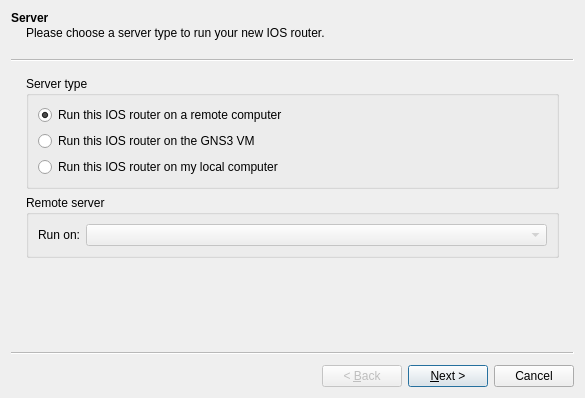
The window that gns3/modules/dynamips/ui/ios_router_wizard.ui (GNS3/gns3-gui) describes before a commit, drawn with Qt 5.
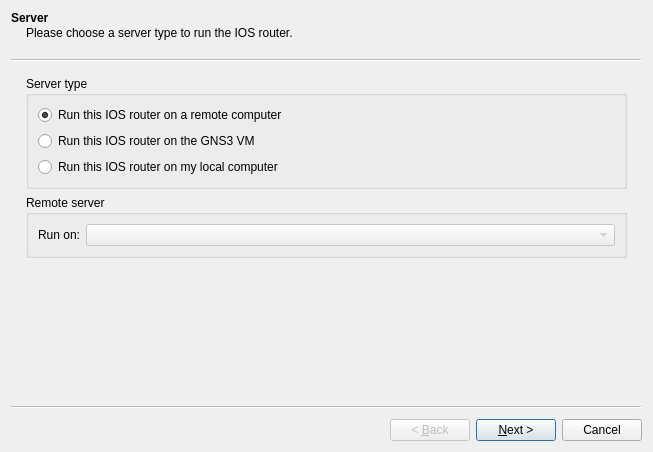
The same window after the commit.

What changed in the file:
```diff
--- a/gns3/modules/dynamips/ui/ios_router_wizard.ui
+++ b/gns3/modules/dynamips/ui/ios_router_wizard.ui
@@ -6,8 +6,8 @@
    <rect>
     <x>0</x>
     <y>0</y>
-    <width>585</width>
-    <height>398</height>
+    <width>653</width>
+    <height>452</height>
    </rect>
   </property>
   <property name="windowTitle">
@@ -21,7 +21,7 @@
     <string>Server</string>
    </property>
    <property name="subTitle">
-    <string>Please choose a server type to run your new IOS router.</string>
+    <string>Please choose a server type to run the IOS router.</string>
    </property>
    <layout class="QVBoxLayout" name="verticalLayout">
     <item>
```
Left out of the diff: 2 changed lines with no effect on the pictures.
